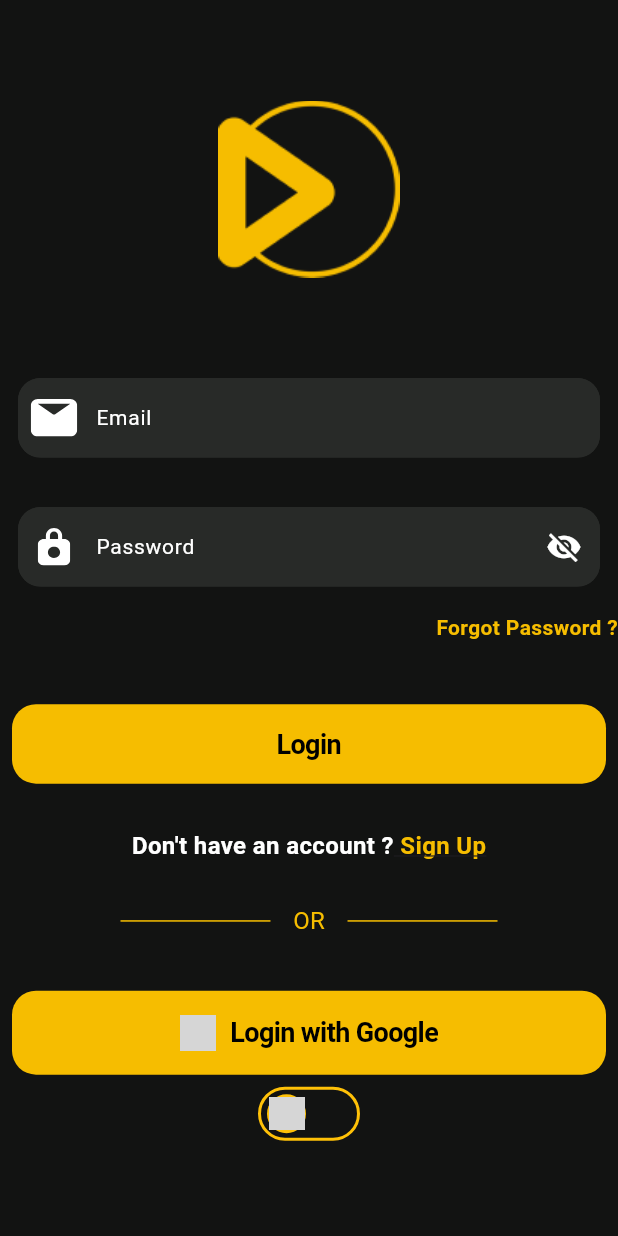
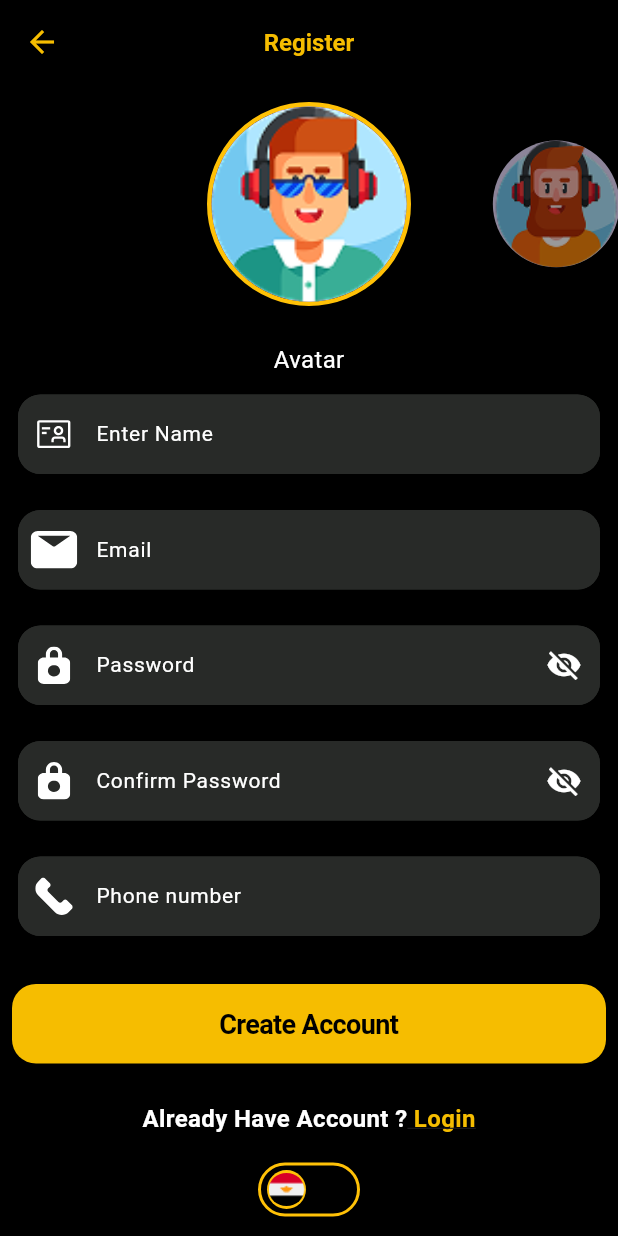
Before and after one commit to MazenMohsen0700/Movies_app, a Flutter app: the screen it shows after launch, after a tap on "Sign Up", on a phone screen of 412 x 824 dp. Run offline on Flutter 3.47's test engine with Material 3 defaults, Android fonts, the light colour scheme and no system bars; our stand-ins replace flutter_svg; grey boxes are pictures that could not be loaded.

Commit message:
Register

```diff
--- /dev/null
+++ b/lib/core/widgets/avatar.dart
@@ -0,0 +1,88 @@
+import 'package:flutter/material.dart';
+
+class AvatarCarouselSelector extends StatefulWidget {
+  final List<String> avatarImages;
+  final Function(String selectedAvatar) onAvatarSelected;
+
+  const AvatarCarouselSelector({
+
+    required this.avatarImages,
+    required this.onAvatarSelected,
+  });
+
+  @override
+  State<AvatarCarouselSelector> createState() => _AvatarCarouselSelectorState();
+}
+
+class _AvatarCarouselSelectorState extends State<AvatarCarouselSelector> {
+  late PageController _pageController;
+  int _selectedIndex = 0;
+
+  @override
+  void initState() {
+    super.initState();
+    _pageController = PageController(
+      initialPage: _selectedIndex,
+      viewportFraction: 0.4,
+    );
+  }
+
+  @override
+  void dispose() {
+    _pageController.dispose();
+    super.dispose();
+  }
+
+  @override
+  Widget build(BuildContext context) {
+    return SizedBox(
+      height: 160,
+      child: PageView.builder(
+        controller: _pageController,
+        itemCount: widget.avatarImages.length,
+        onPageChanged: (index) {
+          setState(() {
+            _selectedIndex = index;
+          });
+          widget.onAvatarSelected(widget.avatarImages[index]);
+        },
+        itemBuilder: (context, index) {
+          return AnimatedBuilder(
+            animation: _pageController,
+            builder: (context, child) {
+              double value = 1.0;
+              if (_pageController.position.haveDimensions) {
+                value = (_pageController.page! - index).abs();
+                value = (1 - (value * 0.35)).clamp(0.65, 1.0);
+              } else {
+                value = index == _selectedIndex ? 1.0 : 0.65;
+              }
+
+              return Center(
+                child: Transform.scale(
+                  scale: value,
+                  child: Opacity(
+                    opacity: value < 0.8 ? 0.6 : 1.0,
+                    child: Container(
+                      decoration: BoxDecoration(
+                        shape: BoxShape.circle,
+                        border: Border.all(
+                          color: index == _selectedIndex ? Colors.amber : Colors.transparent,
+                          width: 3,
+                        ),
+                      ),
+                      child: CircleAvatar(
+                        radius: 65,
+                        backgroundImage: AssetImage(widget.avatarImages[index]),
+                      ),
+                    ),
+                  ),
+                ),
+              );
+            },
+          );
+        },
+      ),
+    );
+  }
+}
--- a/lib/core/widgets/seletion_item.dart
+++ b/lib/core/widgets/seletion_item.dart
@@ -10,8 +10,8 @@ class LanguageSwitch extends StatefulWidget {
 class _LanguageSwitchState extends State<LanguageSwitch> {
   bool isLeft = true;
 
-  final String firstFlag = 'assets/images/egypt.png';
-  final String secondFlag = 'assets/images/us.png';
+  final String firstFlag = 'assets/images/eg.png';
+  final String secondFlag = 'assets/images/LR.png';
 
   @override
   Widget build(BuildContext context) {
--- a/lib/features/Auth/presentation/screens/login_screen.dart
+++ b/lib/features/Auth/presentation/screens/login_screen.dart
@@ -1,4 +1,5 @@
 import 'package:flutter/material.dart';
+import 'package:moives_app2/features/Auth/presentation/screens/register_screen.dart';
 
 import '../../../../core/theme/appcolor.dart';
 import '../../../../core/widgets/Custom_text_field.dart';
@@ -6,13 +7,17 @@ import '../../../../core/widgets/custombut.dart';
 import '../../../../core/widgets/seletion_item.dart';
 
 class LoginScreen extends StatelessWidget {
-  const LoginScreen({super.key});
+ LoginScreen({super.key});
+  GlobalKey<FormState>  formkey= GlobalKey<FormState>();
 
   @override
   Widget build(BuildContext context) {
     return Scaffold(
+      resizeToAvoidBottomInset: false,
       backgroundColor: Appcolor.black,
       body: SafeArea(
+        child: Form(
+          key: formkey,
           child: Column(
             children: [
               SizedBox(height: 67),
@@ -77,7 +82,13 @@ class LoginScreen extends StatelessWidget {
                 ),
               ),
               SizedBox(height: 33.28),
-            Custombut(text: 'Login'),
+              Custombut(text: 'Login', onPressed: (){
+                if(formkey.currentState!.validate()){
+                  print("login");
+                }
+
+
+              },),
               SizedBox(height: 22),
               Row(
                 mainAxisAlignment: MainAxisAlignment.center,
@@ -91,7 +102,9 @@ class LoginScreen extends StatelessWidget {
                     ),
                   ),
                   InkWell(
-                  onTap: () {},
+                    onTap: () {
+                      Navigator.push(context, MaterialPageRoute(builder: (context) => RegisterScreen(),));
+                    },
                     child: Text(
                       " Sign Up",
                       style: TextStyle(
@@ -139,8 +152,11 @@ class LoginScreen extends StatelessWidget {
               SizedBox(height: 27),
 
               Custombut(text: 'Login with Google',logo: "assets/icons/icn_google.svg",),
+              SizedBox(height: 14),
+
               LanguageSwitch(),
             ],
+          ),
         ),
       ),
     );
--- /dev/null
+++ b/lib/features/Auth/presentation/screens/register_screen.dart
@@ -0,0 +1,181 @@
+import 'package:flutter/material.dart';
+import 'package:moives_app2/core/widgets/Custom_text_field.dart';
+import 'package:moives_app2/features/Auth/presentation/screens/login_screen.dart';
+
+import '../../../../core/theme/appcolor.dart';
+import '../../../../core/widgets/avatar.dart';
+import '../../../../core/widgets/custombut.dart';
+import '../../../../core/widgets/seletion_item.dart';
+
+class RegisterScreen extends StatefulWidget {
+  const RegisterScreen({super.key});
+
+  @override
+  State<RegisterScreen> createState() => _RegisterScreenState();
+}
+
+class _RegisterScreenState extends State<RegisterScreen> {
+  final List<String> avatarList = const [
+    "assets/images/gamer1.png",
+    "assets/images/gamer2.png",
+    "assets/images/gamer3.png",
+  ];
+
+  String selectedAvatarPath = "assets/images/gamer1.png";
+  GlobalKey<FormState>  formkey= GlobalKey<FormState>();
+
+
+  @override
+  Widget build(BuildContext context) {
+    return Scaffold(
+      resizeToAvoidBottomInset: false,
+
+      backgroundColor: Colors.black,
+      appBar: AppBar(
+        backgroundColor: Colors.transparent,
+        title: const Text(
+          "Register",
+          style: TextStyle(
+            color: Appcolor.Mainyello,
+            fontSize: 16,
+            fontWeight: FontWeight.bold,
+          ),
+        ),
+        centerTitle: true,
+        leading: IconButton(
+          color: Appcolor.Mainyello,
+          onPressed: () {
+            Navigator.pop(context);
+          },
+          icon: const Icon(Icons.arrow_back),
+        ),
+      ),
+      body: Form(
+        key: formkey,
+        child: Column(
+          children: [
+            AvatarCarouselSelector(
+              avatarImages: avatarList,
+              onAvatarSelected: (selectedPath) {
+                setState(() {
+                  selectedAvatarPath = selectedPath;
+                });
+              },
+            ),
+            SizedBox(height: 12),
+            Text("Avatar",style: TextStyle(
+              color: Colors.white,
+              fontWeight:   FontWeight.w400,
+              fontSize: 16,
+
+
+            ),),
+            SizedBox(height: 12),
+            CustomTextField(hintText: "Enter Name", logo: "assets/icons/icn_idef.svg", keyboardType: TextInputType.name,),
+            SizedBox(height: 24),
+
+            CustomTextField(
+              validator: (value) {
+                bool emailValid = RegExp(
+                  r"^[a-zA-Z0-9.a-zA-Z0-9.!#$%&'*+-/=?^_`{|}~]+@[a-zA-Z0-9]+\.[a-zA-Z]+",
+                ).hasMatch(value ?? "");
+
+                if (value == null || value.isEmpty) {
+                  return "please enter email";
+                } else if (!emailValid) {
+                  return "enter vaild email";
+                } else {
+                  return null;
+                }
+              },
+              keyboardType: TextInputType.emailAddress,
+              hintText: 'Email',
+              logo: 'assets/icons/icn_mail.svg',
+            ),
+            SizedBox(height: 24),
+            CustomTextField(
+              validator: (value) {
+                if (value == null || value.isEmpty) {
+                  return "please enter Password";
+                } else if (value.length < 8) {
+                  return "Password must be more than 8 char or numbers";
+                } else {
+                  return null;
+                }
+              },
+              keyboardType: TextInputType.visiblePassword,
+              hintText: 'Password',
+              logo: 'assets/icons/icn_lock.svg',
+              isPassword: true,
+            ),
+            SizedBox(height: 24),
+
+            CustomTextField(
+              validator: (value) {
+                if (value == null || value.isEmpty) {
+                  return "Wrong Password";
+                } else if (value.length < 8) {
+                  return "Password must be more than 8 char or numbers";
+                } else {
+                  return null;
+                }
+              },
+              keyboardType: TextInputType.visiblePassword,
+              hintText: 'Confirm Password',
+              logo: 'assets/icons/icn_lock.svg',
+              isPassword: true,
+            ),
+            SizedBox(height: 24),
+            CustomTextField(
+
+              keyboardType: TextInputType.number,
+              hintText: 'Phone number',
+              logo: 'assets/icons/icn_call.svg',
+            ),
+            SizedBox(height: 24),
+
+            Custombut(text: 'Create Account', onPressed: (){
+              if(formkey.currentState!.validate()){
+                print("login");
+              }
+
+
+            },),
+            SizedBox(height:17),
+            Row(
+              mainAxisAlignment: MainAxisAlignment.center,
+              children: [
+                Text(
+                  "Already Have Account ?",
+                  style: TextStyle(
+                    fontWeight: FontWeight.w600,
+                    fontSize: 16,
+                    color: Colors.white,
+                  ),
+                ),
+                InkWell(
+                  onTap: () {
+                    Navigator.push(context, MaterialPageRoute(builder: (context) => LoginScreen(),));
+                  },
+                  child: Text(
+                    " Login",
+                    style: TextStyle(
+                      fontWeight: FontWeight.w600,
+                      fontSize: 16,
+                      color: Appcolor.Mainyello,
+                      decoration: TextDecoration.underline,
+                    ),
+                  ),
+                ),
+              ],
+            ),
+            SizedBox(height: 18),
+
+            LanguageSwitch(),
+
+          ],
+        ),
+      ),
+    );
+  }
+}
```
Also changed, not shown: assets/icons/icn_call.svg (added), assets/icons/icn_idef.svg (added), assets/images/gamer1.png (added), assets/images/gamer2.png (added), assets/images/gamer3.png (added). Lines whose indentation alone changed are shown as unchanged.
